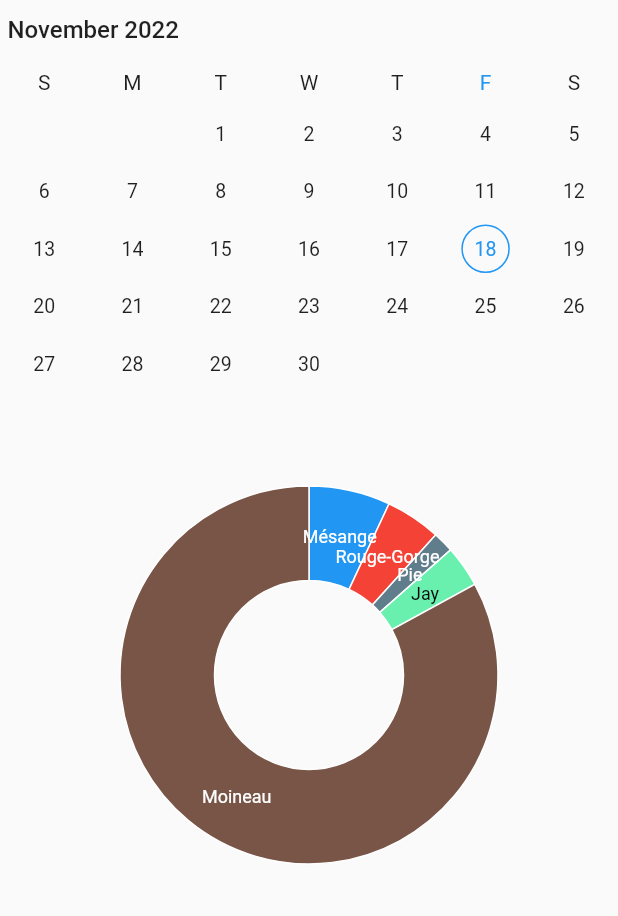
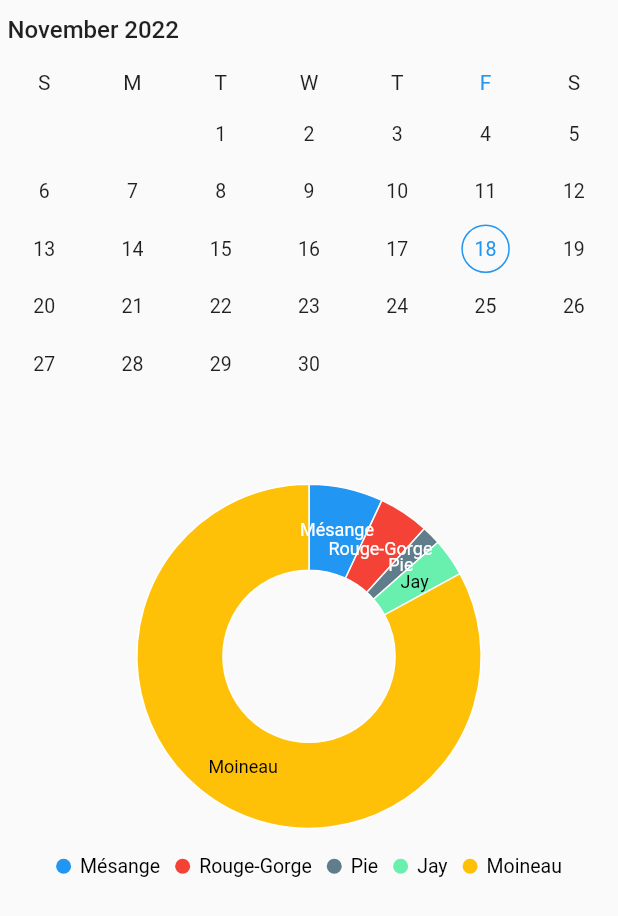
Before and after one commit to C-hrl/Smart-BirdFeeder-App, a Flutter app: the Stats widget shown alone on an empty page, opened directly, on a phone screen of 412 x 824 dp. Shown: the top 916 px of the screen. Run offline on Flutter 3.47's test engine with Material 2 defaults, Android fonts, the phone set to English and light mode, and no system bars; drawn by our look-alikes of syncfusion_flutter_datepicker; our stand-ins replace dynamic_color, flutter_riverpod, sidebarx, syncfusion_flutter_charts.

Commit message:
I'm a Legend
-Added a Legend (to the chart)

```diff
--- a/lib/stats.dart
+++ b/lib/stats.dart
@@ -18,11 +18,11 @@ class Stats extends StatelessWidget {
   @override
   Widget build(BuildContext context) {
     final List<ChartData> chardata = [
-      ChartData("Mésange", 47, harmonizer(Colors.blue)),
-      ChartData("Rouge-Gorge", 32, harmonizer(Colors.red)),
-      ChartData("Pie", 12, harmonizer(Colors.blueGrey)),
-      ChartData("Jay", 24, harmonizer(Colors.greenAccent)),
-      ChartData("Moineau", 560, harmonizer(Colors.brown))
+      ChartData("Mésange", 47, colorHarmonization(Colors.blue)),
+      ChartData("Rouge-Gorge", 32, colorHarmonization(Colors.red)),
+      ChartData("Pie", 12, colorHarmonization(Colors.blueGrey)),
+      ChartData("Jay", 24, colorHarmonization(Colors.greenAccent)),
+      ChartData("Moineau", 560, colorHarmonization(Colors.amber)),
     ];
     return Expanded(
         child: SingleChildScrollView(
@@ -33,6 +33,12 @@ class Stats extends StatelessWidget {
           selectionMode: DateRangePickerSelectionMode.extendableRange,
         ),
         SfCircularChart(
+          legend: Legend(
+              isVisible: true,
+              iconWidth: 10,
+              orientation: LegendItemOrientation.vertical,
+              position: LegendPosition.bottom,
+              overflowMode: LegendItemOverflowMode.wrap),
           series: [
             DoughnutSeries<ChartData, String>(
                 dataSource: chardata,
--- a/lib/theme.dart
+++ b/lib/theme.dart
@@ -2,6 +2,8 @@ import 'package:flutter/material.dart';
 import 'package:smart_bird_feeder/utils.dart';
 
 const Color colorHarmonize = Colors.white;
-Color colorGoldenAccent = harmonizer(const Color.fromARGB(255, 128, 91, 31));
-Color colorGolden = harmonizer(const Color.fromARGB(255, 228, 199, 155));
-Color colorWhite = harmonizer(Colors.white);
+Color colorGoldenAccent =
+    colorHarmonization(const Color.fromARGB(255, 128, 91, 31));
+Color colorGolden =
+    colorHarmonization(const Color.fromARGB(255, 228, 199, 155));
+Color colorWhite = colorHarmonization(Colors.white);
--- a/lib/utils.dart
+++ b/lib/utils.dart
@@ -2,6 +2,6 @@ import 'package:dynamic_color/dynamic_color.dart';
 import 'package:flutter/material.dart';
 import 'package:smart_bird_feeder/theme.dart';
 
-Color harmonizer(Color inputColor) {
+Color colorHarmonization(Color inputColor) {
   return inputColor.harmonizeWith(colorHarmonize);
 }
```
